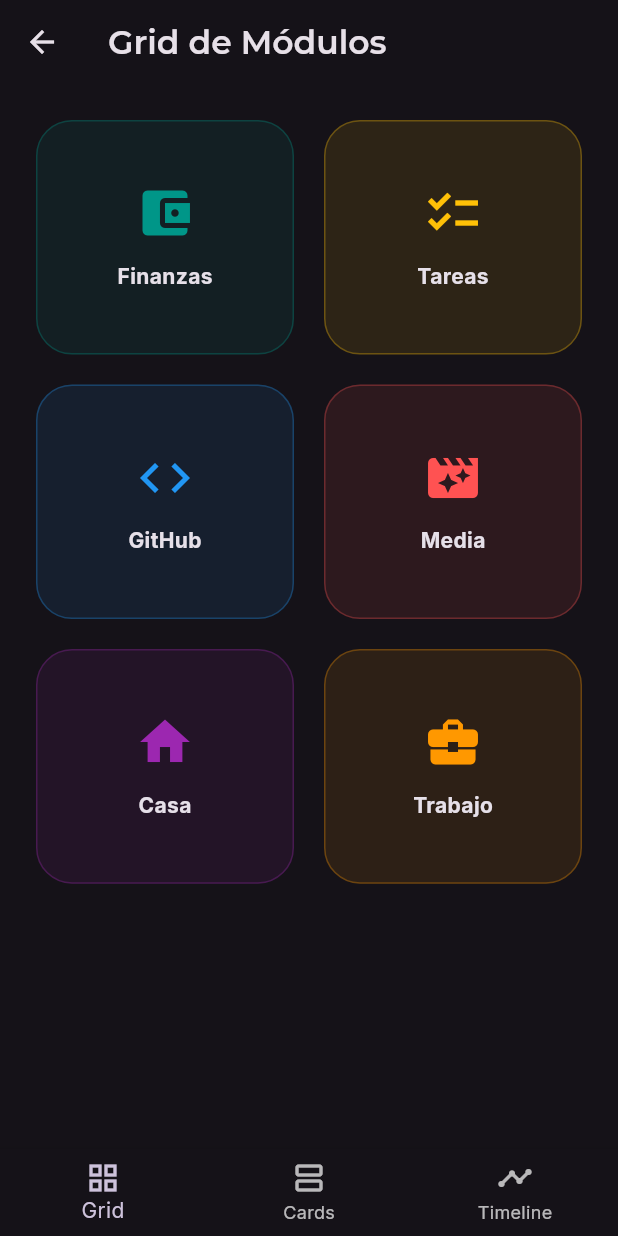
After one commit to Crisanfitos/Vantage, a Flutter app: the DashboardPrototyper screen opened directly, on a phone screen of 412 x 824 dp. The commit adds this screen. Run offline on Flutter 3.47's test engine with Material 3 defaults, Android fonts, the phone set to English and light mode, and no system bars; our stand-ins replace cloud_firestore, firebase_auth, firebase_core, flutter_riverpod, geolocator, google_fonts; accounts and stored records are empty; generated files the repository leaves out were written again.

Commit message:
feat(ui): implement dynamic dashboard styles and enhanced profile management
- Added Grid, Cards, and Timeline dashboard styles.
- Implemented real-time profile sync with Firestore.
- Enhanced Auth UI with validation, visibility toggles, and error handling.
- Added secure account and data deletion functionality.
- Fixed Riverpod 2.x compatibility issues.

```diff
--- a/lib/features/context_engine/presentation/environments_provider.dart
+++ b/lib/features/context_engine/presentation/environments_provider.dart
@@ -19,7 +19,7 @@ class EnvironmentsNotifier extends AutoDisposeNotifier<List<VantageEnvironment>>
     _subscription?.cancel();
     _subscription = ref
         .read(environmentRepositoryProvider)
-        .watchEnvironments(user.id)
+        .watchEnvironments(user.uid)
         .listen((envs) {
       state = envs;
     });
@@ -32,13 +32,13 @@ class EnvironmentsNotifier extends AutoDisposeNotifier<List<VantageEnvironment>>
   Future<void> addEnvironment(VantageEnvironment environment) async {
     final user = ref.read(authStateProvider).value;
     if (user == null) return;
-    await ref.read(environmentRepositoryProvider).saveEnvironment(user.id, environment);
+    await ref.read(environmentRepositoryProvider).saveEnvironment(user.uid, environment);
   }
 
   Future<void> removeEnvironment(String id) async {
     final user = ref.read(authStateProvider).value;
     if (user == null) return;
-    await ref.read(environmentRepositoryProvider).deleteEnvironment(user.id, id);
+    await ref.read(environmentRepositoryProvider).deleteEnvironment(user.uid, id);
   }
 }
 
--- /dev/null
+++ b/lib/features/dashboard/presentation/dashboard_prototyper.dart
@@ -0,0 +1,166 @@
+import 'package:flutter/material.dart';
+import 'package:google_fonts/google_fonts.dart';
+
+class DashboardPrototyper extends StatefulWidget {
+  const DashboardPrototyper({super.key});
+
+  @override
+  State<DashboardPrototyper> createState() => _DashboardPrototyperState();
+}
+
+class _DashboardPrototyperState extends State<DashboardPrototyper> {
+  int _currentIndex = 0;
+
+  final List<String> _titles = ['Grid de Módulos', 'Cards Informativas', 'Timeline Diario'];
+
+  @override
+  Widget build(BuildContext context) {
+    return Scaffold(
+      appBar: AppBar(
+        title: Text(_titles[_currentIndex], style: GoogleFonts.montserrat(fontWeight: FontWeight.w600)),
+        backgroundColor: Colors.transparent,
+        elevation: 0,
+      ),
+      body: IndexedStack(
+        index: _currentIndex,
+        children: [
+          _buildGridView(),
+          _buildCardsView(),
+          _buildTimelineView(),
+        ],
+      ),
+      bottomNavigationBar: BottomNavigationBar(
+        currentIndex: _currentIndex,
+        onTap: (index) => setState(() => _currentIndex = index),
+        items: const [
+          BottomNavigationBarItem(icon: Icon(Icons.grid_view), label: 'Grid'),
+          BottomNavigationBarItem(icon: Icon(Icons.view_agenda_outlined), label: 'Cards'),
+          BottomNavigationBarItem(icon: Icon(Icons.timeline), label: 'Timeline'),
+        ],
+      ),
+    );
+  }
+
+  // --- OPCIÓN 1: GRID DE MÓDULOS ---
+  Widget _buildGridView() {
+    final modules = [
+      {'name': 'Finanzas', 'icon': Icons.account_balance_wallet, 'color': Colors.teal},
+      {'name': 'Tareas', 'icon': Icons.checklist, 'color': Colors.amber},
+      {'name': 'GitHub', 'icon': Icons.code, 'color': Colors.blue},
+      {'name': 'Media', 'icon': Icons.movie_filter, 'color': Colors.redAccent},
+      {'name': 'Casa', 'icon': Icons.home, 'color': Colors.purple},
+      {'name': 'Trabajo', 'icon': Icons.business_center, 'color': Colors.orange},
+    ];
+
+    return GridView.builder(
+      padding: const EdgeInsets.all(24),
+      gridDelegate: const SliverGridDelegateWithFixedCrossAxisCount(
+        crossAxisCount: 2,
+        crossAxisSpacing: 20,
+        mainAxisSpacing: 20,
+        childAspectRatio: 1.1,
+      ),
+      itemCount: modules.length,
+      itemBuilder: (context, i) {
+        final m = modules[i];
+        return InkWell(
+          onTap: () {},
+          child: Container(
+            decoration: BoxDecoration(
+              color: (m['color'] as Color).withOpacity(0.1),
+              borderRadius: BorderRadius.circular(24),
+              border: Border.all(color: (m['color'] as Color).withOpacity(0.3)),
+            ),
+            child: Column(
+              mainAxisAlignment: MainAxisAlignment.center,
+              children: [
+                Icon(m['icon'] as IconData, size: 40, color: m['color'] as Color),
+                const SizedBox(height: 12),
+                Text(m['name'] as String, style: const TextStyle(fontWeight: FontWeight.bold)),
+              ],
+            ),
+          ),
+        );
+      },
+    );
+  }
+
+  // --- OPCIÓN 2: CARDS INFORMATIVAS ---
+  Widget _buildCardsView() {
+    return ListView(
+      padding: const EdgeInsets.all(20),
+      children: [
+        _infoCard('Finanzas', 'Balance: 1.250€', 'Nómina en 5 días', Icons.euro, Colors.teal),
+        _infoCard('Próxima Tarea', 'Revisar motor de contexto', 'Prioridad Alta', Icons.task_alt, Colors.amber),
+        _infoCard('GitHub', 'Vantage: 3 PRs abiertas', 'Último commit hace 2h', Icons.terminal, Colors.blue),
+        _infoCard('Media', 'One Piece: Cap. 1090', 'Nuevo mañana', Icons.play_circle_outline, Colors.redAccent),
+      ],
+    );
+  }
+
+  Widget _infoCard(String title, String main, String sub, IconData icon, Color color) {
+    return Card(
+      margin: const EdgeInsets.only(bottom: 16),
+      shape: RoundedRectangleBorder(borderRadius: BorderRadius.circular(20)),
+      child: Padding(
+        padding: const EdgeInsets.all(20),
+        child: Row(
+          children: [
+            CircleAvatar(backgroundColor: color.withOpacity(0.2), child: Icon(icon, color: color)),
+            const SizedBox(width: 20),
+            Expanded(
+              child: Column(
+                crossAxisAlignment: CrossAxisAlignment.start,
+                children: [
+                  Text(title, style: const TextStyle(fontSize: 12, color: Colors.grey)),
+                  Text(main, style: const TextStyle(fontSize: 18, fontWeight: FontWeight.bold)),
+                  Text(sub, style: const TextStyle(fontSize: 14, color: Colors.blueGrey)),
+                ],
+              ),
+            ),
+            const Icon(Icons.chevron_right, color: Colors.grey),
+          ],
+        ),
+      ),
+    );
+  }
+
+  // --- OPCIÓN 3: TIMELINE DIARIO ---
+  Widget _buildTimelineView() {
+    return ListView(
+      padding: const EdgeInsets.all(24),
+      children: [
+        _timelineItem('09:00', 'Entrada al Trabajo', 'Modo Trabajo activado', true),
+        _timelineItem('11:30', 'Reunión Daily', 'Proyecto Vantage', false),
+        _timelineItem('14:00', 'Comida', 'Modo Descanso', false),
+        _timelineItem('18:30', 'Gimnasio', 'Modo Calle activado', false),
+        _timelineItem('21:00', 'Ver Anime', 'Solo Leveling Cap. 12', false),
+      ],
+    );
+  }
+
+  Widget _timelineItem(String time, String title, String desc, bool isCurrent) {
+    return Row(
+      crossAxisAlignment: CrossAxisAlignment.start,
+      children: [
+        Column(
+          children: [
+            Text(time, style: TextStyle(fontWeight: FontWeight.bold, color: isCurrent ? Colors.deepPurpleAccent : Colors.grey)),
+            Container(width: 2, height: 50, color: Colors.grey.withOpacity(0.3)),
+          ],
+        ),
+        const SizedBox(width: 20),
+        Expanded(
+          child: Column(
+            crossAxisAlignment: CrossAxisAlignment.start,
+            children: [
+              Text(title, style: TextStyle(fontSize: 16, fontWeight: isCurrent ? FontWeight.bold : FontWeight.normal)),
+              Text(desc, style: const TextStyle(color: Colors.grey, fontSize: 14)),
+              const SizedBox(height: 20),
+            ],
+          ),
+        ),
+      ],
+    );
+  }
+}
--- a/lib/main.dart
+++ b/lib/main.dart
@@ -5,6 +5,7 @@ import 'package:firebase_core/firebase_core.dart';
 import 'firebase_options.dart';
 import 'core/api/auth_providers.dart';
 import 'features/auth/presentation/login_screen.dart';
+import 'features/dashboard/presentation/dashboard_view.dart';
 import 'features/context_engine/presentation/context_settings_screen.dart';
 
 void main() async {
@@ -44,7 +45,7 @@ class AuthGate extends ConsumerWidget {
     final authState = ref.watch(authStateProvider);
 
     return authState.when(
-      data: (user) => user != null ? const HomeScreen() : const LoginScreen(),
+      data: (user) => user != null ? const VantageDashboard() : const LoginScreen(),
       loading: () => const Scaffold(body: Center(child: CircularProgressIndicator())),
       error: (e, trace) => Scaffold(body: Center(child: Text('Error de Auth: $e'))),
     );
```
Also changed, not shown: lib/core/api/auth_providers.dart (+12 -2 lines), lib/features/auth/data/auth_service_impl.dart (+47 -0 lines), lib/features/auth/domain/auth_models.dart (+25 -0 lines), lib/features/auth/presentation/login_screen.dart (+101 -22 lines), lib/features/dashboard/presentation/dashboard_view.dart (added, +245 -0 lines).
